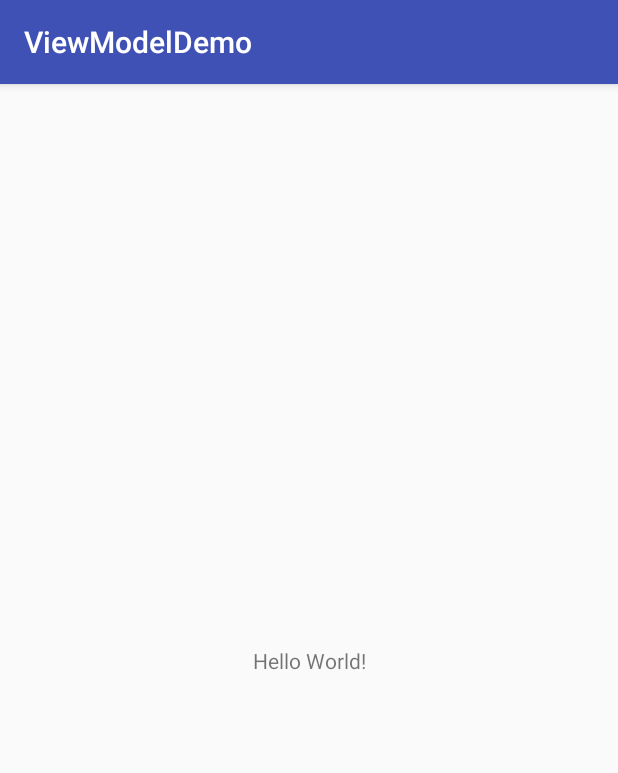
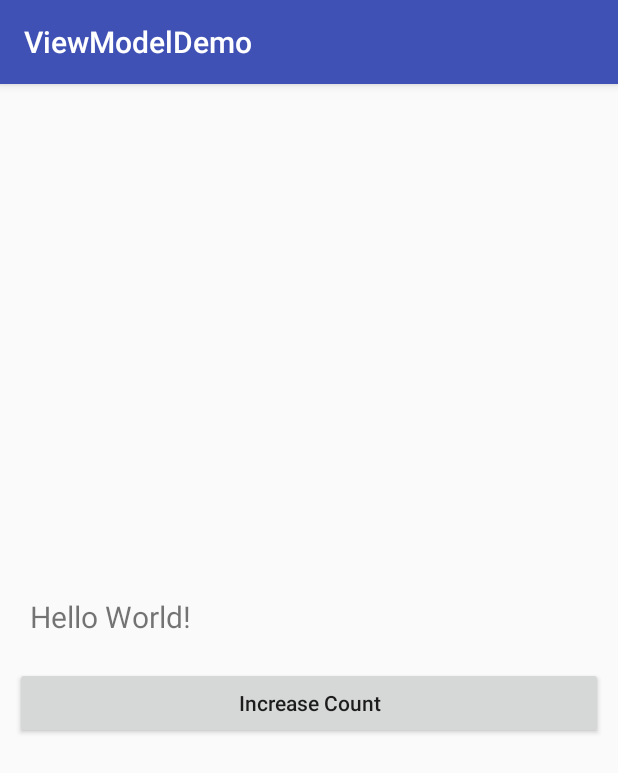
Before and after one commit to shuza/Android-ViewModel-Demo, an Android app: the screen it shows after launch (MainActivity), on a phone screen of 412 x 824 dp. Shown: the top 773 px of the screen. Run offline under Robolectric (Android 15) with nearby library versions, the phone set to English and light mode, and no system bars.

Commit message:
dependency added

```diff
--- a/app/build.gradle
+++ b/app/build.gradle
@@ -26,6 +26,11 @@ dependencies {
     androidTestImplementation 'com.android.support.test:runner:1.0.1'
     androidTestImplementation 'com.android.support.test.espresso:espresso-core:3.0.1'
 
+    // architectural component
     implementation "android.arch.lifecycle:common-java8:1.0.0"
     implementation "android.arch.lifecycle:extensions:1.0.0"
+
+    // Butter knife
+    compile 'com.jakewharton:butterknife:8.6.0'
+    annotationProcessor 'com.jakewharton:butterknife-compiler:8.6.0'
 }
--- a/app/src/main/res/layout/activity_main.xml
+++ b/app/src/main/res/layout/activity_main.xml
@@ -1,18 +1,28 @@
 <?xml version="1.0" encoding="utf-8"?>
-<android.support.constraint.ConstraintLayout xmlns:android="http://schemas.android.com/apk/res/android"
+<LinearLayout xmlns:android="http://schemas.android.com/apk/res/android"
     xmlns:app="http://schemas.android.com/apk/res-auto"
     xmlns:tools="http://schemas.android.com/tools"
     android:layout_width="match_parent"
     android:layout_height="match_parent"
+    android:gravity="center"
+    android:orientation="vertical"
+    android:padding="10dp"
     tools:context="me.shuza.viewmodeldemo.MainActivity">
 
     <TextView
-        android:layout_width="wrap_content"
+        android:id="@+id/tvResult"
+        android:layout_width="match_parent"
         android:layout_height="wrap_content"
+        android:padding="10dp"
         android:text="Hello World!"
-        app:layout_constraintBottom_toBottomOf="parent"
-        app:layout_constraintLeft_toLeftOf="parent"
-        app:layout_constraintRight_toRightOf="parent"
-        app:layout_constraintTop_toTopOf="parent" />
+        android:textSize="20sp" />
 
-</android.support.constraint.ConstraintLayout>
+    <Button
+        android:id="@+id/btnCount"
+        android:layout_width="match_parent"
+        android:layout_height="wrap_content"
+        android:layout_marginTop="10dp"
+        android:text="Increase Count"
+        android:textAllCaps="false" />
+
+</LinearLayout>
```
